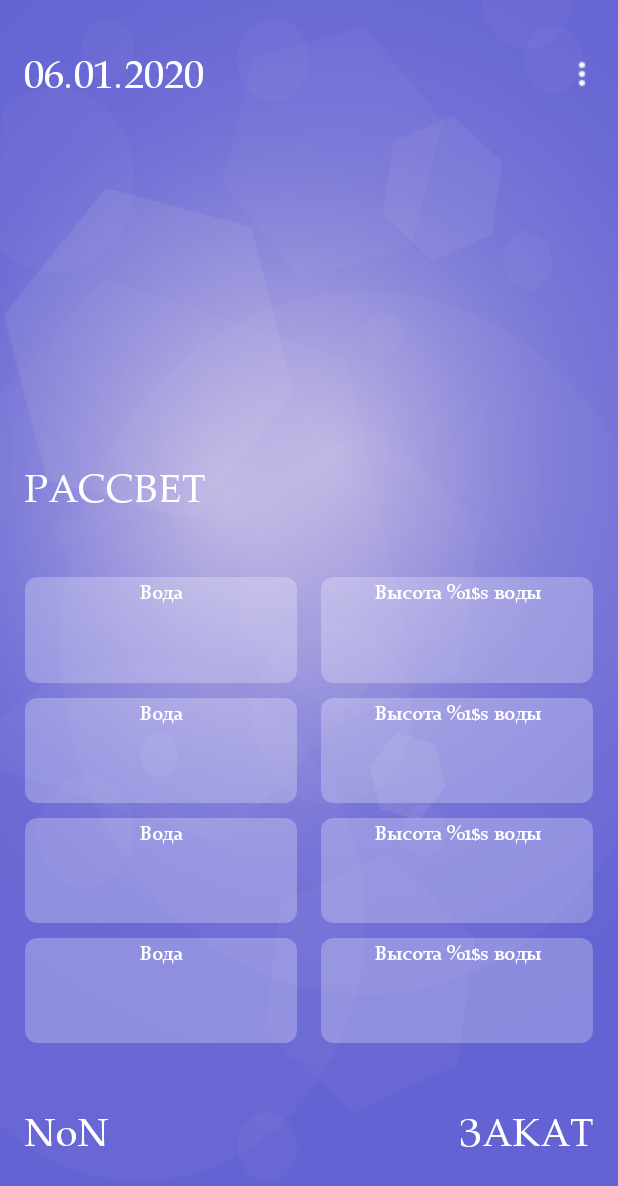
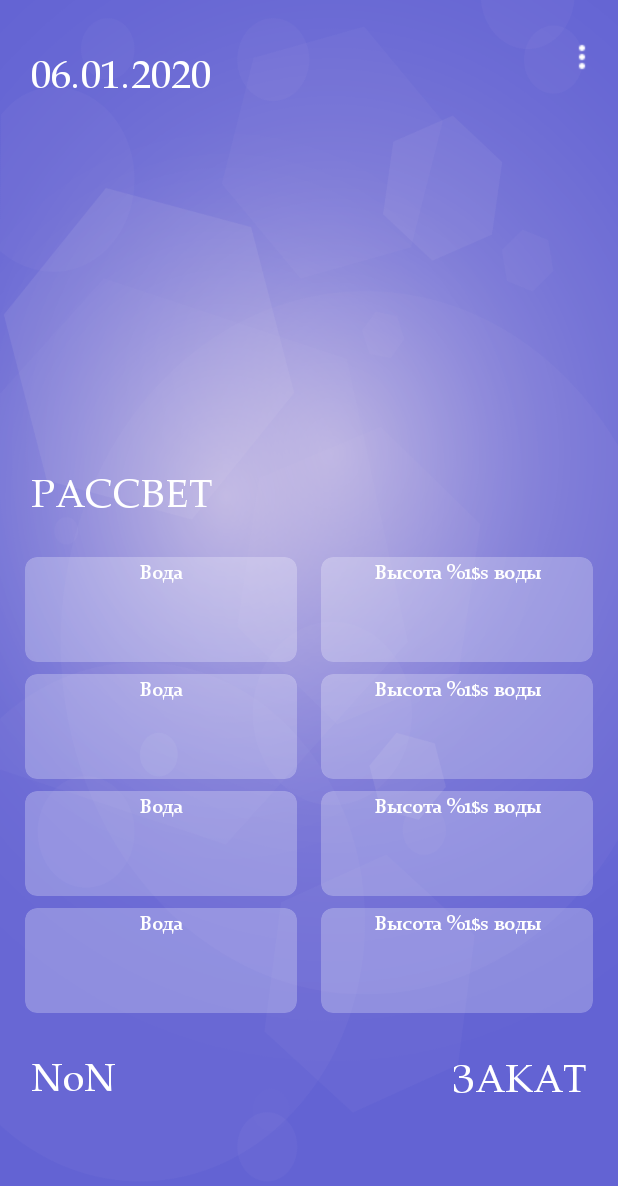
Before and after one commit to millerM907/forecast_Inflows, an Android app: the DayActivity screen opened directly, with no data from a screen before it, on a phone screen of 412 x 824 dp. Shown: the top 1186 px of the screen. Run offline under Robolectric (Android 15) with nearby library versions, the phone set to English and light mode, and no system bars; 11 statements that could not run were skipped.

Commit message:
Изменила сетку main current today day

```diff
--- a/app/src/main/res/drawable/my_bottom3.xml
+++ b/app/src/main/res/drawable/my_bottom3.xml
@@ -2,12 +2,10 @@
 <inset xmlns:android="http://schemas.android.com/apk/res/android">
     <ripple android:color="?attr/colorControlHighlight">
         <item>
-            <shape android:shape="rectangle"
-                android:tint="#0091ea">
+            <shape android:shape="rectangle">
                 <corners android:radius="8dp"/>
-                <solid android:color="#1a237e"/>
+                <solid android:color="#FFFFFF"/>
                 <padding android:bottom="6dp"/>
-                <stroke android:color="#FFFFFF"/>
             </shape>
         </item>
     </ripple>
--- a/app/src/main/res/layout/activity_current.xml
+++ b/app/src/main/res/layout/activity_current.xml
@@ -280,7 +280,7 @@
             android:id="@+id/tv_remaining_time"
             android:layout_width="wrap_content"
             android:layout_height="wrap_content"
-            android:layout_marginEnd="24dp"
+            android:layout_marginEnd="20dp"
             android:fontFamily="@font/my_font"
             android:gravity="center"
             android:text="@string/remaining_time"
--- a/app/src/main/res/layout/activity_day.xml
+++ b/app/src/main/res/layout/activity_day.xml
@@ -20,8 +20,8 @@
         style="@android:style/Widget.DeviceDefault.TextView"
         android:layout_width="wrap_content"
         android:layout_height="0dp"
-        android:layout_marginStart="16dp"
-        android:layout_marginBottom="10dp"
+        android:layout_marginStart="4dp"
+        android:layout_marginBottom="8dp"
         android:elegantTextHeight="true"
         android:fontFamily="@font/my_nice_font"
         android:gravity="start|center_vertical"
@@ -30,16 +30,16 @@
         android:textColor="@android:color/white"
         android:textSize="26sp"
         app:layout_constraintBottom_toTopOf="@id/cv_time1"
-        app:layout_constraintHeight_percent="0.12"
-        app:layout_constraintStart_toStartOf="parent" />
+        app:layout_constraintHeight_percent="0.085"
+        app:layout_constraintStart_toStartOf="@+id/cv_time1" />
 
     <TextView
         android:id="@+id/tv_sunrise_time"
         style="@android:style/Widget.DeviceDefault.TextView"
         android:layout_width="wrap_content"
         android:layout_height="0dp"
-        android:layout_marginEnd="16dp"
-        android:layout_marginBottom="10dp"
+        android:layout_marginEnd="4dp"
+        android:layout_marginBottom="8dp"
         android:elegantTextHeight="true"
         android:fontFamily="@font/my_number_font"
         android:gravity="end|center_vertical"
@@ -47,8 +47,8 @@
         android:textColor="@android:color/white"
         android:textSize="26sp"
         app:layout_constraintBottom_toTopOf="@id/cv_height1"
-        app:layout_constraintEnd_toEndOf="parent"
-        app:layout_constraintHeight_percent="0.12"
+        app:layout_constraintEnd_toEndOf="@+id/cv_height1"
+        app:layout_constraintHeight_percent="0.085"
         tools:ignore="HardcodedText" />
 
     <TextView
@@ -56,8 +56,8 @@
         style="@android:style/Widget.DeviceDefault.TextView"
         android:layout_width="wrap_content"
         android:layout_height="0dp"
-        android:layout_marginEnd="16dp"
-        android:layout_marginBottom="20dp"
+        android:layout_marginTop="8dp"
+        android:layout_marginEnd="4dp"
         android:elegantTextHeight="true"
         android:fontFamily="@font/my_nice_font"
         android:gravity="end|center_vertical"
@@ -65,33 +65,33 @@
         android:textAppearance="@style/TextAppearance.AppCompat.Body1"
         android:textColor="@android:color/white"
         android:textSize="26sp"
-        app:layout_constraintBottom_toBottomOf="parent"
-        app:layout_constraintEnd_toEndOf="parent"
-        app:layout_constraintHeight_percent="0.12" />
+        app:layout_constraintEnd_toEndOf="@+id/cv_height4"
+        app:layout_constraintHeight_percent="0.085"
+        app:layout_constraintTop_toBottomOf="@+id/cv_height4" />
 
     <TextView
         android:id="@+id/tv_sunset_time"
         style="@android:style/Widget.DeviceDefault.TextView"
         android:layout_width="wrap_content"
         android:layout_height="0dp"
-        android:layout_marginStart="16dp"
-        android:layout_marginBottom="20dp"
+        android:layout_marginStart="4dp"
+        android:layout_marginTop="8dp"
         android:elegantTextHeight="true"
         android:fontFamily="@font/my_number_font"
         android:gravity="start|center_vertical"
         android:textAppearance="@style/TextAppearance.AppCompat.Body1"
         android:textColor="@android:color/white"
         android:textSize="26sp"
-        app:layout_constraintBottom_toBottomOf="parent"
-        app:layout_constraintHeight_percent="0.12"
-        app:layout_constraintStart_toStartOf="parent"
+        app:layout_constraintHeight_percent="0.085"
+        app:layout_constraintStart_toStartOf="@+id/cv_time4"
+        app:layout_constraintTop_toBottomOf="@+id/cv_time4"
         tools:ignore="HardcodedText" />
 
     <android.support.v7.widget.CardView
         android:id="@+id/cv_time1"
         android:layout_width="0dp"
         android:layout_height="0dp"
-        android:layout_marginBottom="10dp"
+        android:layout_marginBottom="8dp"
         app:cardBackgroundColor="#40FFFFFF"
         app:cardCornerRadius="8dp"
         app:cardElevation="0dp"
@@ -128,7 +128,7 @@
         android:id="@+id/cv_height1"
         android:layout_width="0dp"
         android:layout_height="0dp"
-        android:layout_marginBottom="10dp"
+        android:layout_marginBottom="8dp"
         app:cardBackgroundColor="#40FFFFFF"
         app:cardCornerRadius="8dp"
         app:cardElevation="0dp"
@@ -165,7 +165,7 @@
         android:id="@+id/cv_time2"
         android:layout_width="0dp"
         android:layout_height="0dp"
-        android:layout_marginBottom="10dp"
+        android:layout_marginBottom="8dp"
         app:cardBackgroundColor="#40FFFFFF"
         app:cardCornerRadius="8dp"
         app:cardElevation="0dp"
@@ -202,7 +202,7 @@
         android:id="@+id/cv_height2"
         android:layout_width="0dp"
         android:layout_height="0dp"
-        android:layout_marginBottom="10dp"
+        android:layout_marginBottom="8dp"
         app:cardBackgroundColor="#40FFFFFF"
         app:cardCornerRadius="8dp"
         app:cardElevation="0dp"
@@ -239,14 +239,13 @@
         android:id="@+id/cv_time3"
         android:layout_width="0dp"
         android:layout_height="0dp"
-        android:layout_marginBottom="10dp"
         app:cardBackgroundColor="#40FFFFFF"
         app:cardCornerRadius="8dp"
         app:cardElevation="0dp"
-        app:layout_constraintBottom_toTopOf="@+id/cv_time4"
         app:layout_constraintEnd_toStartOf="@+id/cv_height3"
         app:layout_constraintHeight_percent="0.085"
         app:layout_constraintStart_toStartOf="parent"
+        app:layout_constraintTop_toTopOf="@+id/guideline4"
         app:layout_constraintWidth_percent="0.44"
         app:strokeColor="#9524DF"
         app:strokeWidth="8dp">
@@ -276,14 +275,13 @@
         android:id="@+id/cv_height3"
         android:layout_width="0dp"
         android:layout_height="0dp"
-        android:layout_marginBottom="10dp"
         app:cardBackgroundColor="#40FFFFFF"
         app:cardCornerRadius="8dp"
         app:cardElevation="0dp"
-        app:layout_constraintBottom_toTopOf="@+id/cv_height4"
         app:layout_constraintEnd_toEndOf="parent"
         app:layout_constraintHeight_percent="0.085"
         app:layout_constraintStart_toEndOf="@+id/cv_time3"
+        app:layout_constraintTop_toTopOf="@+id/guideline4"
         app:layout_constraintWidth_percent="0.44"
         app:strokeColor="#9524DF"
         app:strokeWidth="8dp">
@@ -313,14 +311,14 @@
         android:id="@+id/cv_time4"
         android:layout_width="0dp"
         android:layout_height="0dp"
-        android:layout_marginBottom="10dp"
+        android:layout_marginTop="8dp"
         app:cardBackgroundColor="#40FFFFFF"
         app:cardCornerRadius="8dp"
         app:cardElevation="0dp"
-        app:layout_constraintBottom_toTopOf="@+id/guidline"
         app:layout_constraintEnd_toStartOf="@+id/cv_height4"
         app:layout_constraintHeight_percent="0.085"
         app:layout_constraintStart_toStartOf="parent"
+        app:layout_constraintTop_toBottomOf="@+id/cv_time3"
         app:layout_constraintWidth_percent="0.44"
         app:strokeColor="#9524DF"
         app:strokeWidth="8dp">
@@ -350,14 +348,14 @@
         android:id="@+id/cv_height4"
         android:layout_width="0dp"
         android:layout_height="0dp"
-        android:layout_marginBottom="10dp"
+        android:layout_marginTop="8dp"
         app:cardBackgroundColor="#40FFFFFF"
         app:cardCornerRadius="8dp"
         app:cardElevation="0dp"
-        app:layout_constraintBottom_toTopOf="@+id/guidline"
         app:layout_constraintEnd_toEndOf="parent"
         app:layout_constraintHeight_percent="0.085"
         app:layout_constraintStart_toEndOf="@+id/cv_time4"
+        app:layout_constraintTop_toBottomOf="@+id/cv_height3"
         app:layout_constraintWidth_percent="0.44"
         app:strokeColor="#9524DF"
         app:strokeWidth="8dp">
@@ -398,16 +396,13 @@
 
     <ImageButton
         android:id="@+id/imageButton"
-        android:layout_width="24dp"
-        android:layout_height="24dp"
-        android:layout_marginTop="12dp"
-        android:layout_marginEnd="12dp"
-        android:layout_marginBottom="12dp"
+        android:layout_width="48dp"
+        android:layout_height="48dp"
+        android:layout_marginTop="14dp"
         android:background="#00FFFFFF"
         android:contentDescription="@string/menu"
-        app:layout_constraintBottom_toBottomOf="@+id/toolbar1"
-        app:layout_constraintEnd_toEndOf="@+id/toolbar1"
-        app:layout_constraintTop_toTopOf="@+id/toolbar1"
+        app:layout_constraintEnd_toEndOf="parent"
+        app:layout_constraintTop_toTopOf="parent"
         app:srcCompat="@drawable/points1" />
 
     <TextView
@@ -421,7 +416,7 @@
         android:text="ПОНЕДЕЛЬНИК"
         android:textAppearance="@style/TextAppearance.AppCompat.Body1"
         android:textColor="@android:color/white"
-        android:textSize="44sp"
+        android:textSize="36sp"
         app:layout_constraintBottom_toTopOf="@+id/tv_sunrise"
         app:layout_constraintEnd_toEndOf="parent"
         app:layout_constraintHeight_percent="0.12"
@@ -433,14 +428,21 @@
         android:id="@+id/tv_time"
         android:layout_width="wrap_content"
         android:layout_height="wrap_content"
-        android:layout_marginStart="16dp"
+        android:layout_marginStart="4dp"
         android:fontFamily="@font/my_number_font"
         android:text="6:15"
         android:textColor="@android:color/white"
         android:textSize="26sp"
         app:layout_constraintBottom_toBottomOf="@+id/toolbar1"
-        app:layout_constraintStart_toStartOf="parent"
+        app:layout_constraintStart_toStartOf="@+id/cv_time1"
         app:layout_constraintTop_toTopOf="parent"
         tools:ignore="HardcodedText" />
 
+    <android.support.constraint.Guideline
+        android:id="@+id/guideline4"
+        android:layout_width="wrap_content"
+        android:layout_height="wrap_content"
+        android:orientation="horizontal"
+        app:layout_constraintGuide_percent="0.64" />
+
 </android.support.constraint.ConstraintLayout>
--- a/app/src/main/res/values/colors.xml
+++ b/app/src/main/res/values/colors.xml
@@ -3,6 +3,6 @@
     <color name="colorWhite">#FFFFFF</color>
     <color name="colorPrimary">#00000000</color>
     <color name="colorPrimaryDark">#58D4FF</color>
-    <color name="colorAccent">#D81B60</color>
+    <color name="colorAccent">#8E40C4</color>
     <color name="colorButtonOk">#000000</color>
 </resources>
```
Also changed, not shown: app/src/main/res/layout/activity_main.xml (+14 -7 lines), app/src/main/res/layout/activity_today.xml (+39 -34 lines), app/src/main/res/layout/activity_week.xml (+46 -66 lines).
